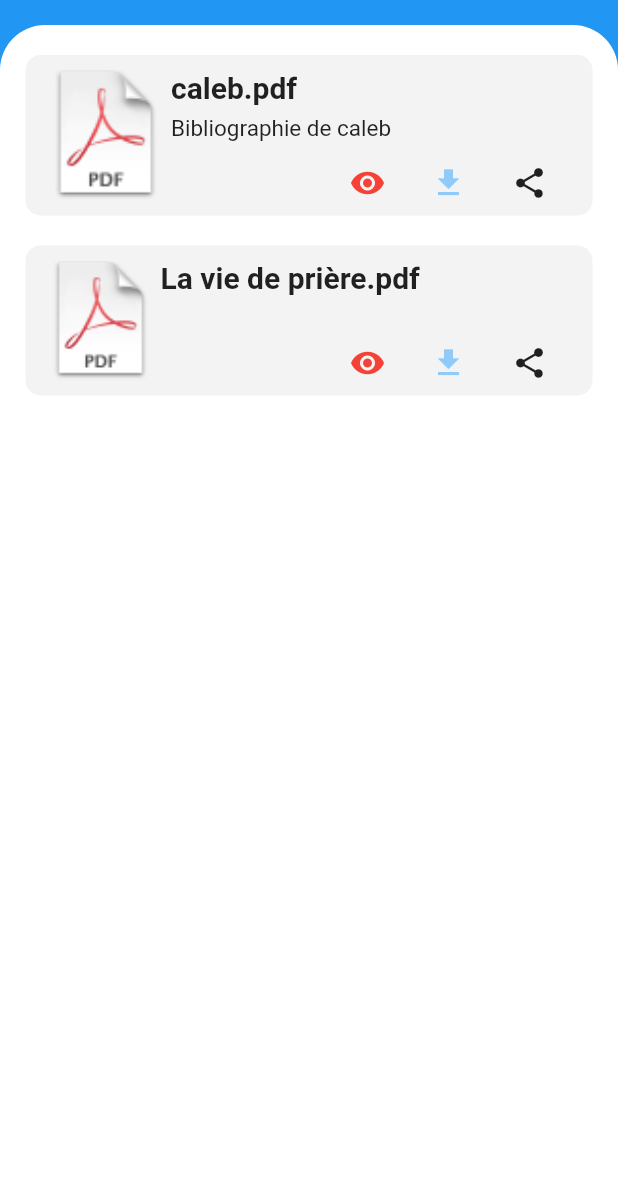
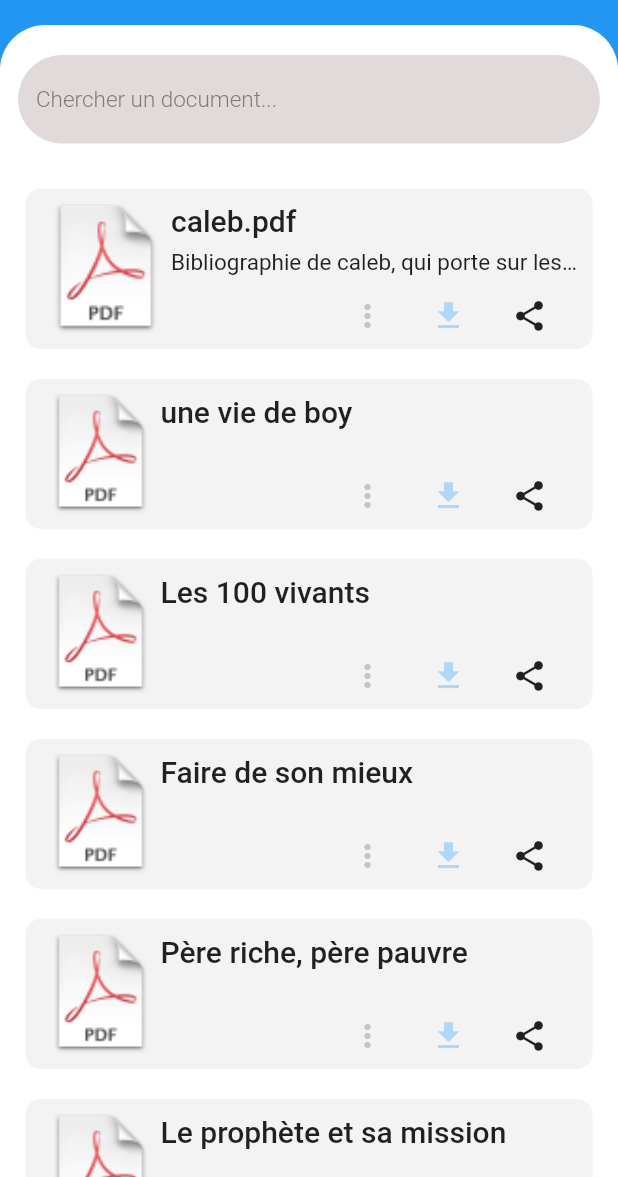
Before and after one commit to Adocal5353/MyDocs, a Flutter app: the screen it shows after launch, on a phone screen of 412 x 824 dp, the part 59-1236 px from its top. Run offline on Flutter 3.47's test engine with Material 2 defaults, Android fonts, the phone set to English and light mode, and no system bars; our stand-ins replace dio, get_storage; network calls fail.

```diff
--- a/lib/app/UI/shared/my_drawer/my_drawer_body.dart
+++ b/lib/app/UI/shared/my_drawer/my_drawer_body.dart
@@ -1,7 +1,6 @@
 import 'package:flutter/material.dart';
 import 'package:my_docs/app/UI/shared/my_drawer/my_drawer_header.dart';
 import 'package:my_docs/app/UI/views/AccountView/account.dart';
-import 'package:my_docs/app/UI/views/downloadFileView/downloadFile.dart';
 import 'package:my_docs/app/UI/views/feedbackView/feedbackView.dart';
 import 'package:my_docs/app/UI/views/homeView/home_view.dart';
 import 'package:my_docs/app/UI/views/manageFile/manageFile.dart';
@@ -24,8 +23,6 @@ class _MyBodyDrawerState extends State<MyBodyDrawer> {
       container = HomeView();
     } else if (currentPage == DrawerSection.manageFile) {
       container = ManageFile();
-    } else if (currentPage == DrawerSection.downloadFile) {
-      container = DownloadView();
     } else if (currentPage == DrawerSection.account) {
       container = AccountView();
     } else if (currentPage == DrawerSection.privacy_policy) {
@@ -54,8 +51,6 @@ class _MyBodyDrawerState extends State<MyBodyDrawer> {
               currentPage == DrawerSection.home ? true : false),
           menuItem(2, 'Mes fichiers', Icons.file_present_sharp,
               currentPage == DrawerSection.manageFile ? true : false),
-          menuItem(3, 'Explorer', Icons.search,
-              currentPage == DrawerSection.downloadFile ? true : false),
           menuItem(4, 'Mon compte', Icons.account_box_rounded,
               currentPage == DrawerSection.account ? true : false),
           menuItem(5, 'Retours', Icons.feedback,
@@ -76,8 +71,6 @@ class _MyBodyDrawerState extends State<MyBodyDrawer> {
           setState(() {
             if (id == 1) {
               currentPage = DrawerSection.home;
-            } else if (id == 2) {
-              currentPage = DrawerSection.downloadFile;
             } else if (id == 3) {
               currentPage = DrawerSection.manageFile;
             } else if (id == 4) {
@@ -118,11 +111,4 @@ class _MyBodyDrawerState extends State<MyBodyDrawer> {
   }
 }
 
-enum DrawerSection {
-  home,
-  manageFile,
-  downloadFile,
-  account,
-  privacy_policy,
-  send_feedback
-}
+enum DrawerSection { home, manageFile, account, privacy_policy, send_feedback }
--- a/lib/app/UI/views/AccountView/account.dart
+++ b/lib/app/UI/views/AccountView/account.dart
@@ -37,7 +37,7 @@ class _AccountViewState extends State<AccountView> {
             ),
             Text(
               "My account",
-              style: Theme.of(context).textTheme.headline3,
+              style: Theme.of(context).textTheme.displaySmall,
               textAlign: TextAlign.center,
             ),
             Padding(
@@ -47,7 +47,7 @@ class _AccountViewState extends State<AccountView> {
             ),
             Text(
               "My tag name",
-              style: Theme.of(context).textTheme.bodyText1,
+              style: Theme.of(context).textTheme.bodyLarge,
               textAlign: TextAlign.center,
             ),
             Padding(
--- a/lib/app/UI/views/homeView/home_view.dart
+++ b/lib/app/UI/views/homeView/home_view.dart
@@ -1,6 +1,5 @@
 import 'package:flutter/material.dart';
 import 'package:my_docs/models/Doc.dart';
-import 'package:my_docs/widgets/button.dart';
 import 'package:my_docs/widgets/docView.dart';
 
 class HomeView extends StatefulWidget {
@@ -23,13 +22,53 @@ class _HomeViewState extends State<HomeView> {
         ),
       ),
       child: Padding(
-          padding: const EdgeInsets.only(left: 12.0, right: 12.0, top: 10.0),
-          child: ListView(
+        padding: const EdgeInsets.only(left: 12.0, right: 12.0, top: 20.0),
+        child: SingleChildScrollView(
+          child: Column(
             children: [
-              docView("caleb.pdf", "Bibliographie de caleb"),
-              docView("La vie de prière.pdf"),
+              SizedBox(
+                child: TextField(
+                  decoration: InputDecoration(
+                    filled: true,
+                    fillColor: Color.fromARGB(255, 225, 218, 218),
+                    hintText: "Chercher un document...",
+                    hintStyle: TextStyle(
+                        color: Color.fromARGB(255, 129, 123, 123),
+                        fontSize: 15.0,
+                        fontWeight: FontWeight.w300),
+                    border: OutlineInputBorder(
+                      borderSide: BorderSide.none,
+                      borderRadius: BorderRadius.circular(50),
+                    ),
+                  ),
+                ),
+              ),
+              SizedBox(
+                height: 20,
+              ),
+              ListView(
+                shrinkWrap: true,
+                physics: ClampingScrollPhysics(),
+                children: [
+                  docView("caleb.pdf",
+                      "Bibliographie de caleb, qui porte sur les routes et les middelware"),
+                  docView("une vie de boy"),
+                  docView("Les 100 vivants"),
+                  docView("Faire de son mieux"),
+                  docView("Père riche, père pauvre"),
+                  docView("Le prophète et sa mission"),
+                  docView("Le doigt de DIEU"),
+                  docView("Bonjour, Saint Esprit"),
+                  docView("Accomplir son ministère"),
+                  docView("Les lois de la richesse"),
+                  docView("Le soleil des indépendances et des régimes forcés"),
+                  docView("Sous l'orage", "Séydou Badian"),
+                ],
+              ),
             ],
-          )),
+          ),
+        ),
+      ),
     );
   }
 }
--- a/lib/main.dart
+++ b/lib/main.dart
@@ -1,12 +1,13 @@
 import 'package:flutter/material.dart';
 import 'package:my_docs/app/UI/shared/my_drawer/my_drawer_header.dart';
 import 'package:my_docs/app/UI/views/AccountView/account.dart';
-import 'package:my_docs/app/UI/views/downloadFileView/downloadFile.dart';
 import 'package:my_docs/app/UI/views/feedbackView/feedbackView.dart';
 import 'package:my_docs/app/UI/views/homeView/home_view.dart';
 import 'package:my_docs/app/UI/views/manageFile/manageFile.dart';
 import 'package:my_docs/app/UI/views/privacyView/privacy.dart';
 import 'package:my_docs/app/UI/views/settingsView/Settings.dart';
+
+import 'app/Data/fromDocApi.dart';
 
 void main() {
   runApp(const MyApp());
@@ -18,7 +19,7 @@ class MyApp extends StatelessWidget {
   @override
   Widget build(BuildContext context) {
     return MaterialApp(
-      title: 'Flutter Demo',
+      title: 'My Docs',
       theme: ThemeData(
         primarySwatch: Colors.blue,
       ),
@@ -42,13 +43,13 @@ class _MyHomePageState extends State<MyHomePage> {
 
   @override
   Widget build(BuildContext context) {
+    var data = getAllDocs();
+    data.then((value) => print(value));
     var container;
     if (currentPage == DrawerSection.home) {
       container = HomeView();
     } else if (currentPage == DrawerSection.manageFile) {
       container = ManageFile();
-    } else if (currentPage == DrawerSection.downloadFile) {
-      container = DownloadView();
     } else if (currentPage == DrawerSection.account) {
       container = AccountView();
     } else if (currentPage == DrawerSection.privacy_policy) {
@@ -96,15 +97,13 @@ class _MyHomePageState extends State<MyHomePage> {
             } else if (id == 2) {
               currentPage = DrawerSection.manageFile;
             } else if (id == 3) {
-              currentPage = DrawerSection.downloadFile;
+              currentPage = DrawerSection.account;
             } else if (id == 4) {
-              currentPage = DrawerSection.account;
+              currentPage = DrawerSection.settings;
             } else if (id == 5) {
               currentPage = DrawerSection.send_feedback;
             } else if (id == 6) {
               currentPage = DrawerSection.privacy_policy;
-            } else if (id == 7) {
-              currentPage = DrawerSection.settings;
             }
           });
         },
@@ -147,12 +146,10 @@ class _MyHomePageState extends State<MyHomePage> {
               currentPage == DrawerSection.home ? true : false),
           menuItem(2, 'Mes fichiers', Icons.file_present_sharp,
               currentPage == DrawerSection.manageFile ? true : false),
-          menuItem(3, 'Explorer', Icons.search,
-              currentPage == DrawerSection.downloadFile ? true : false),
           Divider(),
-          menuItem(4, 'Mon compte', Icons.account_box_rounded,
+          menuItem(3, 'Mon compte', Icons.account_box_rounded,
               currentPage == DrawerSection.account ? true : false),
-          menuItem(7, 'Paramètres', Icons.settings,
+          menuItem(4, 'Paramètres', Icons.settings,
               currentPage == DrawerSection.settings ? true : false),
           Divider(),
           menuItem(5, 'Retours', Icons.feedback,
@@ -168,7 +165,6 @@ class _MyHomePageState extends State<MyHomePage> {
 enum DrawerSection {
   home,
   manageFile,
-  downloadFile,
   account,
   privacy_policy,
   send_feedback,
--- a/lib/widgets/docView.dart
+++ b/lib/widgets/docView.dart
@@ -31,10 +31,11 @@ Widget docView(String title, [String description = '']) {
                 textDirection: TextDirection.ltr,
                 style: TextStyle(
                   fontSize: 20.0,
-                  fontWeight: FontWeight.w600,
+                  fontWeight: FontWeight.w500,
                 ),
                 maxLines: 1,
                 textScaleFactor: 1,
+                overflow: TextOverflow.ellipsis,
               ),
               SizedBox(
                 height: description == '' ? 0 : 7.0,
@@ -43,6 +44,7 @@ Widget docView(String title, [String description = '']) {
                 description,
                 textAlign: TextAlign.left,
                 maxLines: 1,
+                overflow: TextOverflow.ellipsis,
                 style: TextStyle(
                   fontWeight: FontWeight.w400,
                   fontSize: 15,
@@ -55,15 +57,17 @@ Widget docView(String title, [String description = '']) {
                 mainAxisAlignment: MainAxisAlignment.end,
                 children: [
                   Icon(
-                    Icons.remove_red_eye,
-                    color: Colors.red,
+                    Icons.more_vert_outlined,
+                    color: Color.fromARGB(255, 201, 195, 194),
+                    size: 24,
                   ),
                   SizedBox(
                     width: 30.0,
                   ),
                   Icon(
                     Icons.download,
-                    color: Colors.blue.shade200,
+                    color: Color.fromARGB(255, 177, 215, 246),
+                    size: 24,
                   ),
                   SizedBox(
                     width: 30.0,
--- a/pubspec.yaml
+++ b/pubspec.yaml
@@ -27,6 +27,7 @@ environment:
 # the latest version available on pub.dev. To see which dependencies have newer
 # versions available, run `flutter pub outdated`.
 dependencies:
+
   flutter:
     sdk: flutter
 
@@ -34,6 +35,8 @@ dependencies:
   # The following adds the Cupertino Icons font to your application.
   # Use with the CupertinoIcons class for iOS style icons.
   cupertino_icons: ^1.0.2
+  dio: ^4.0.6
+  get_storage:
   font_awesome_flutter: ^9.2.0
 
 
```
Also changed, not shown: lib/app/Data/fromDocApi.dart (added, +12 -0 lines), lib/app/UI/views/downloadFileView/downloadFile.dart (deleted, +0 -88 lines), lib/models/Doc.dart (+23 -4 lines), pubspec.lock.
